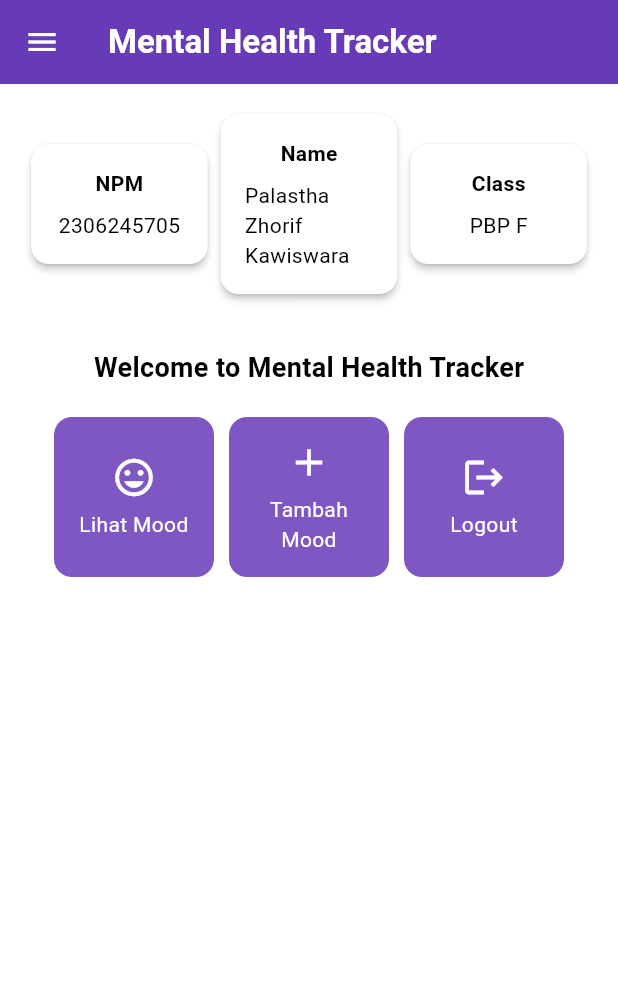
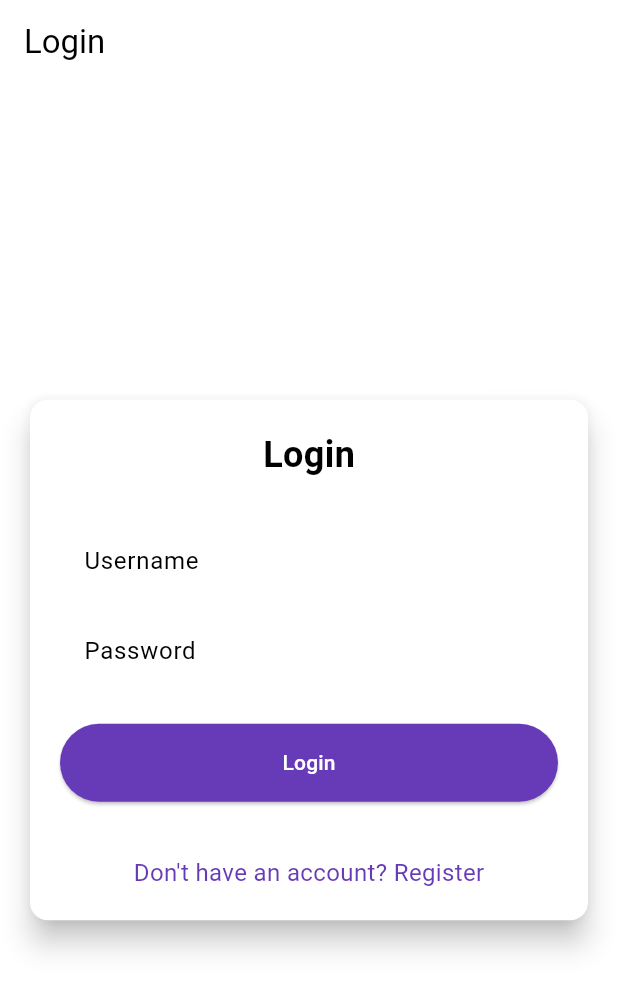
Before and after one commit to astzkkk99/mental-health-tracker-mobile, a Flutter app: the screen it shows after launch, on a phone screen of 412 x 824 dp. Shown: the top 991 px of the screen. Run offline on Flutter 3.47's test engine with Material 3 defaults, Android fonts, the phone set to English and light mode, and no system bars; missing offline and left inert: pbp_django_auth.

Commit message:
Tutorial 8 Done

```diff
--- a/lib/main.dart
+++ b/lib/main.dart
@@ -1,5 +1,7 @@
 import 'package:flutter/material.dart';
-import 'package:mental_health_tracker/screens/menu.dart';
+import 'package:mental_health_tracker/screens/login.dart';
+import 'package:pbp_django_auth/pbp_django_auth.dart';
+import 'package:provider/provider.dart';
 
 void main() {
   runApp(const MyApp());
@@ -8,18 +10,23 @@ void main() {
 class MyApp extends StatelessWidget {
   const MyApp({super.key});
 
-  // This widget is the root of your application.
   @override
   Widget build(BuildContext context) {
-    return MaterialApp(
-      title: 'Flutter Demo',
-      theme: ThemeData(
-         colorScheme: ColorScheme.fromSwatch(
-              primarySwatch: Colors.deepPurple,
-        ).copyWith(secondary: Colors.deepPurple[400]),
-        useMaterial3: true,
+    return Provider(
+      create: (_) {
+        CookieRequest request = CookieRequest();
+        return request;
+      },
+      child: MaterialApp(
+        title: 'Mental Health Tracker',
+        theme: ThemeData(
+          useMaterial3: true,
+          colorScheme: ColorScheme.fromSwatch(
+            primarySwatch: Colors.deepPurple,
+          ).copyWith(secondary: Colors.deepPurple[400]),
+        ),
+        home: const LoginPage(),
       ),
-      home: MyHomePage(),
     );
   }
 }
--- /dev/null
+++ b/lib/screens/login.dart
@@ -0,0 +1,181 @@
+import 'package:flutter/material.dart';
+import 'package:mental_health_tracker/screens/menu.dart';
+import 'package:mental_health_tracker/screens/register.dart';
+import 'package:pbp_django_auth/pbp_django_auth.dart';
+import 'package:provider/provider.dart';
+
+void main() {
+  runApp(const LoginApp());
+}
+
+class LoginApp extends StatelessWidget {
+  const LoginApp({super.key});
+
+  @override
+  Widget build(BuildContext context) {
+    return MaterialApp(
+      title: 'Login',
+      theme: ThemeData(
+        useMaterial3: true,
+        colorScheme: ColorScheme.fromSwatch(
+          primarySwatch: Colors.deepPurple,
+        ).copyWith(secondary: Colors.deepPurple[400]),
+      ),
+      home: const LoginPage(),
+    );
+  }
+}
+
+class LoginPage extends StatefulWidget {
+  const LoginPage({super.key});
+
+  @override
+  State<LoginPage> createState() => _LoginPageState();
+}
+
+class _LoginPageState extends State<LoginPage> {
+  final TextEditingController _usernameController = TextEditingController();
+  final TextEditingController _passwordController = TextEditingController();
+
+  @override
+  Widget build(BuildContext context) {
+    final request = context.watch<CookieRequest>();
+
+    return Scaffold(
+      appBar: AppBar(
+        title: const Text('Login'),
+      ),
+      body: Center(
+        child: SingleChildScrollView(
+          padding: const EdgeInsets.all(16.0),
+          child: Card(
+            elevation: 8,
+            shape: RoundedRectangleBorder(
+              borderRadius: BorderRadius.circular(12.0),
+            ),
+            child: Padding(
+              padding: const EdgeInsets.all(20.0),
+              child: Column(
+                mainAxisSize: MainAxisSize.min,
+                children: [
+                  const Text(
+                    'Login',
+                    style: TextStyle(
+                      fontSize: 24.0,
+                      fontWeight: FontWeight.bold,
+                    ),
+                  ),
+                  const SizedBox(height: 30.0),
+                  TextField(
+                    controller: _usernameController,
+                    decoration: const InputDecoration(
+                      labelText: 'Username',
+                      hintText: 'Enter your username',
+                      border: OutlineInputBorder(
+                        borderRadius: BorderRadius.all(Radius.circular(12.0)),
+                      ),
+                      contentPadding:
+                          EdgeInsets.symmetric(horizontal: 12.0, vertical: 8.0),
+                    ),
+                  ),
+                  const SizedBox(height: 12.0),
+                  TextField(
+                    controller: _passwordController,
+                    decoration: const InputDecoration(
+                      labelText: 'Password',
+                      hintText: 'Enter your password',
+                      border: OutlineInputBorder(
+                        borderRadius: BorderRadius.all(Radius.circular(12.0)),
+                      ),
+                      contentPadding:
+                          EdgeInsets.symmetric(horizontal: 12.0, vertical: 8.0),
+                    ),
+                    obscureText: true,
+                  ),
+                  const SizedBox(height: 24.0),
+                  ElevatedButton(
+                    onPressed: () async {
+                      String username = _usernameController.text;
+                      String password = _passwordController.text;
+
+                      // Cek kredensial
+                      // TODO: Ganti URL dan jangan lupa tambahkan trailing slash (/) di akhir URL!
+                      // Untuk menyambungkan Android emulator dengan Django pada localhost,
+                      // gunakan URL http://10.0.2.2/
+                      final response = await request
+                          .login("http://127.0.0.1:8000/auth/login/", {
+                        'username': username,
+                        'password': password,
+                      });
+
+                      if (request.loggedIn) {
+                        String message = response['message'];
+                        String uname = response['username'];
+                        if (context.mounted) {
+                          Navigator.pushReplacement(
+                            context,
+                            MaterialPageRoute(
+                                builder: (context) => MyHomePage()),
+                          );
+                          ScaffoldMessenger.of(context)
+                            ..hideCurrentSnackBar()
+                            ..showSnackBar(
+                              SnackBar(
+                                  content:
+                                      Text("$message Selamat datang, $uname.")),
+                            );
+                        }
+                      } else {
+                        if (context.mounted) {
+                          showDialog(
+                            context: context,
+                            builder: (context) => AlertDialog(
+                              title: const Text('Login Gagal'),
+                              content: Text(response['message']),
+                              actions: [
+                                TextButton(
+                                  child: const Text('OK'),
+                                  onPressed: () {
+                                    Navigator.pop(context);
+                                  },
+                                ),
+                              ],
+                            ),
+                          );
+                        }
+                      }
+                    },
+                    style: ElevatedButton.styleFrom(
+                      foregroundColor: Colors.white,
+                      minimumSize: Size(double.infinity, 50),
+                      backgroundColor: Theme.of(context).colorScheme.primary,
+                      padding: const EdgeInsets.symmetric(vertical: 16.0),
+                    ),
+                    child: const Text('Login'),
+                  ),
+                  const SizedBox(height: 36.0),
+                  GestureDetector(
+                    onTap: () {
+                      Navigator.push(
+                        context,
+                        MaterialPageRoute(
+                            builder: (context) => const RegisterPage()),
+                      );
+                    },
+                    child: Text(
+                      'Don\'t have an account? Register',
+                      style: TextStyle(
+                        color: Theme.of(context).colorScheme.primary,
+                        fontSize: 16.0,
+                      ),
+                    ),
+                  ),
+                ],
+              ),
+            ),
+          ),
+        ),
+      ),
+    );
+  }
+}
--- a/pubspec.yaml
+++ b/pubspec.yaml
@@ -35,6 +35,9 @@ dependencies:
   # The following adds the Cupertino Icons font to your application.
   # Use with the CupertinoIcons class for iOS style icons.
   cupertino_icons: ^1.0.8
+  provider: ^6.1.2
+  pbp_django_auth: ^0.4.0
+  http: ^1.2.2
 
 dev_dependencies:
   flutter_test:
```
Also changed, not shown: lib/models/mood_entry.dart (added, +65 -0 lines), lib/screens/list_moodentry.dart (added, +90 -0 lines), lib/screens/moodentry_form.dart (+38 -29 lines), lib/screens/register.dart (added, +167 -0 lines), lib/widgets/left_drawer.dart (+12 -1 lines), lib/widgets/mood_card.dart (+37 -1 lines), pubspec.lock, 2 other files.
